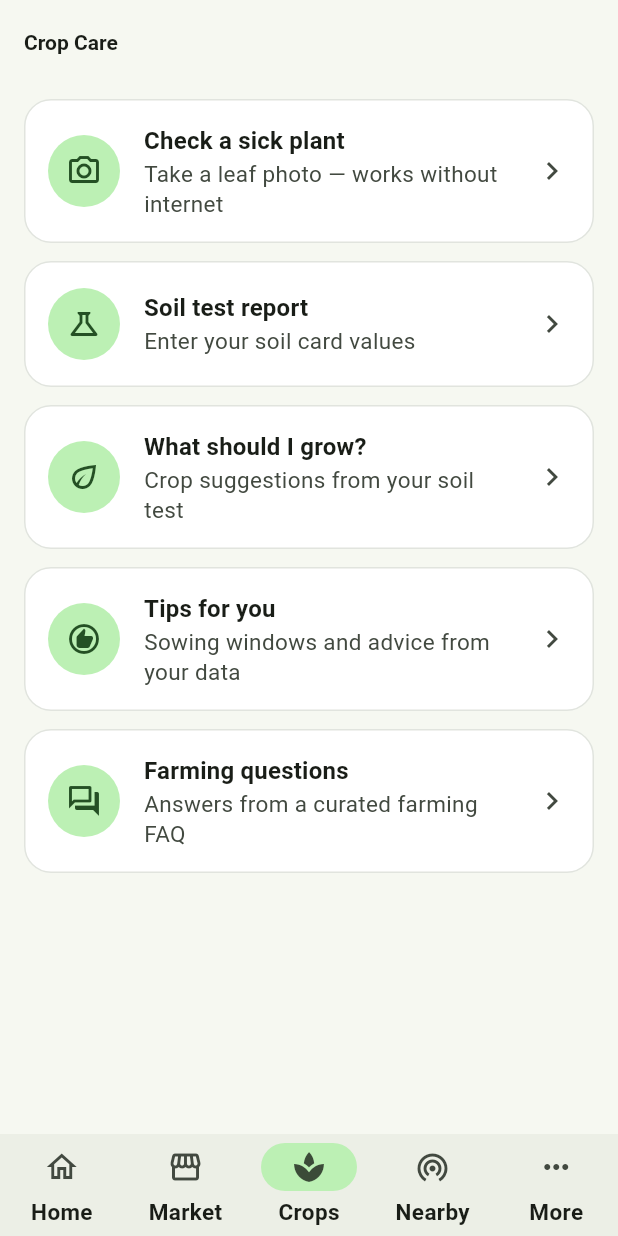
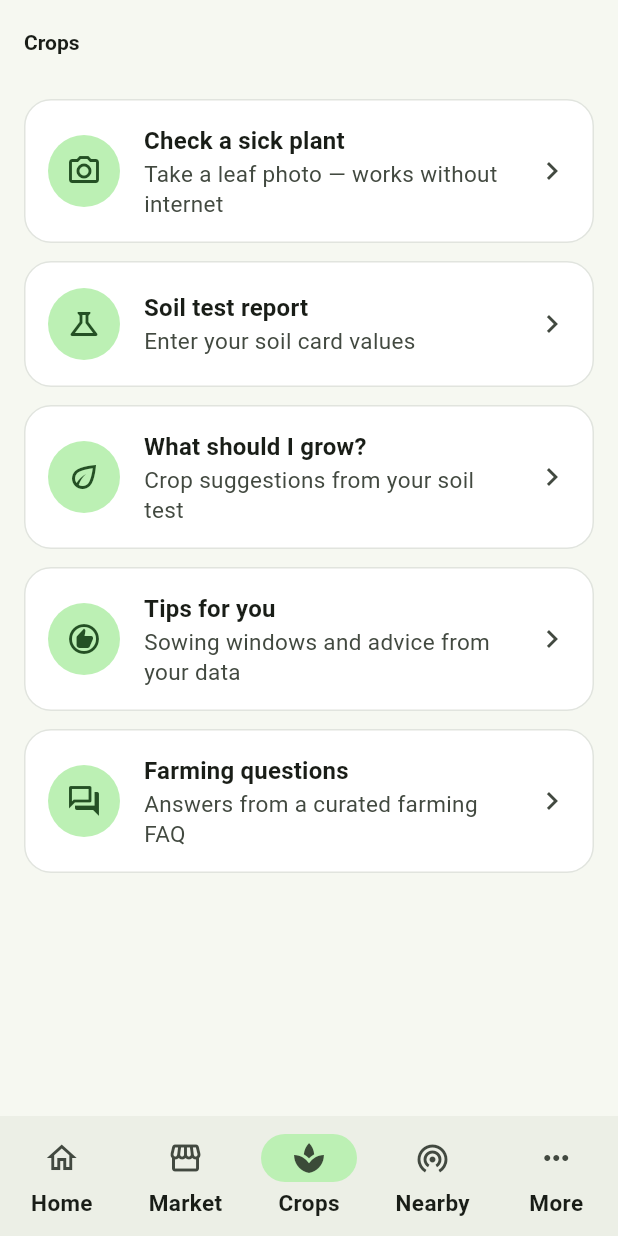
Before and after one commit to Orion2726/AgriEdge, a Flutter app: the screen it shows after launch, item 3 of the bottom bar chosen, on a phone screen of 412 x 824 dp. Run offline on Flutter 3.47's test engine with Material 3 defaults, Android fonts, the phone set to English and light mode, and no system bars; our stand-ins replace connectivity_plus, dio, drift, fl_chart, flutter_riverpod, flutter_secure_storage and 5 more; missing offline and left inert: bluetooth_low_energy, cbor, cryptography, tflite_flutter, workmanager; accounts and stored records are empty; generated files the repository leaves out were written again; network calls fail; statements that could not run were skipped.

Commit message:
UI fixes: nav bar at large font sizes, dark-mode sync banner, sync after server save; release build without R8
Co-Authored-By: Claude Opus 5.5 <noreply@anthropic.com>

```diff
--- a/app/lib/app.dart
+++ b/app/lib/app.dart
@@ -58,7 +58,13 @@ class _TabShell extends StatelessWidget {
   Widget build(BuildContext context) {
     return Scaffold(
       body: shell,
-      bottomNavigationBar: NavigationBar(
+      // Tab labels are capped at 1.15× so five tabs still fit when the phone
+      // uses a large system font; screen content keeps the user's full size.
+      bottomNavigationBar: MediaQuery(
+        data: MediaQuery.of(context).copyWith(
+          textScaler: MediaQuery.textScalerOf(context).clamp(maxScaleFactor: 1.15),
+        ),
+        child: NavigationBar(
         selectedIndex: shell.currentIndex,
         onDestinationSelected: (i) => shell.goBranch(i, initialLocation: i == shell.currentIndex),
         destinations: const [
@@ -68,6 +74,7 @@ class _TabShell extends StatelessWidget {
           NavigationDestination(icon: Icon(Icons.wifi_tethering), selectedIcon: Icon(Icons.wifi_tethering), label: 'Nearby'),
           NavigationDestination(icon: Icon(Icons.more_horiz), label: 'More'),
         ],
+        ),
       ),
     );
   }
--- a/app/lib/core/theme/app_theme.dart
+++ b/app/lib/core/theme/app_theme.dart
@@ -56,7 +56,6 @@ class AppTheme {
         border: OutlineInputBorder(borderRadius: BorderRadius.circular(14)),
       ),
       navigationBarTheme: NavigationBarThemeData(
-        height: 68,
         indicatorColor: scheme.primaryContainer,
         labelTextStyle: WidgetStateProperty.all(
           base.textTheme.labelMedium?.copyWith(fontWeight: FontWeight.w600),
--- a/app/lib/features/hubs/hub_screens.dart
+++ b/app/lib/features/hubs/hub_screens.dart
@@ -11,7 +11,7 @@ class CropCareScreen extends StatelessWidget {
   @override
   Widget build(BuildContext context) {
     return Scaffold(
-      appBar: AppBar(title: const Text('Crop Care')),
+      appBar: AppBar(title: const Text('Crops')),
       body: ListView(
         padding: const EdgeInsets.fromLTRB(16, 4, 16, 24),
         children: [
```
Also changed, not shown: app/lib/features/sync_settings/presentation/sync_settings_screen.dart (+7 -3 lines), 1 other file.
